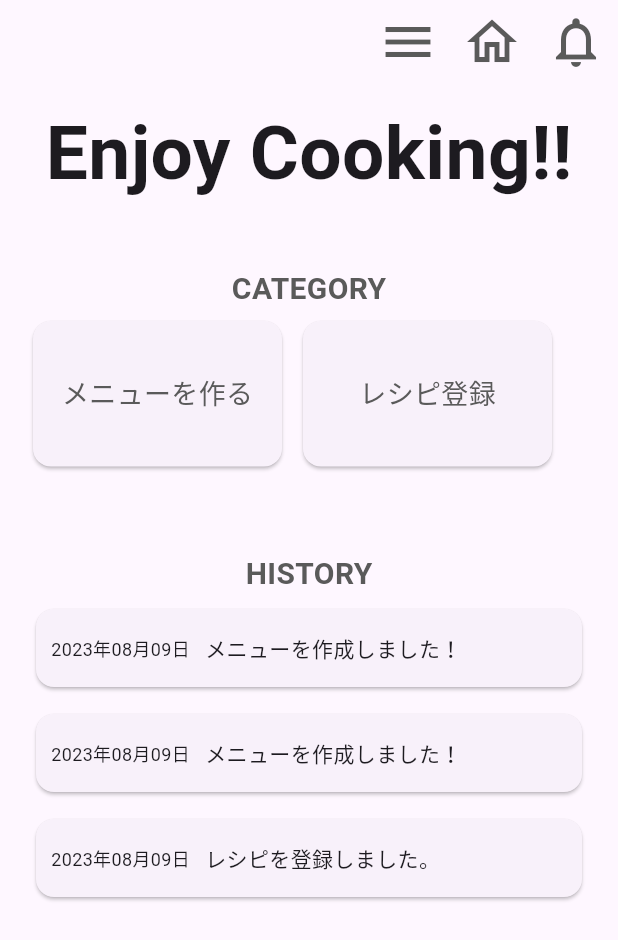
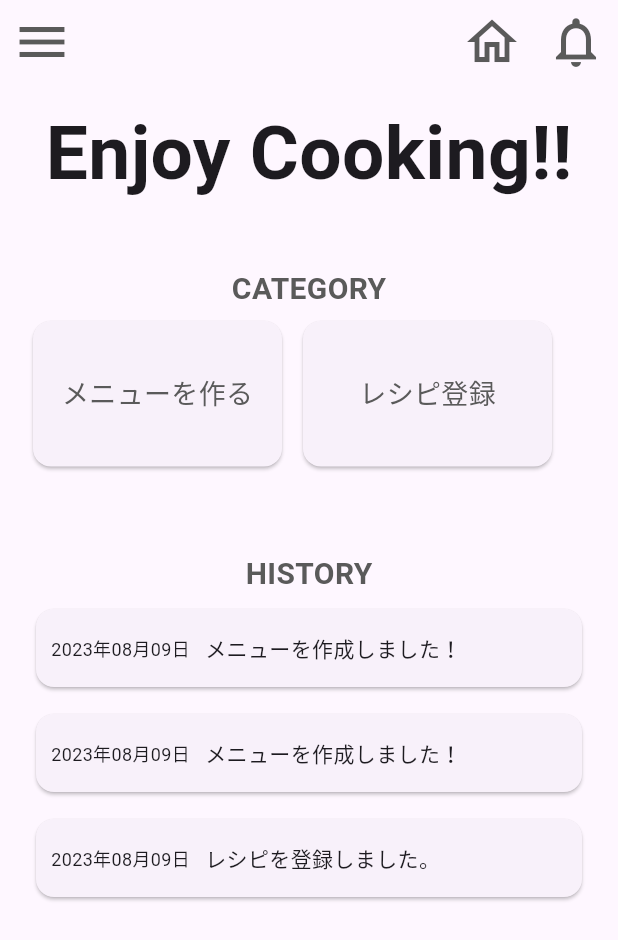
Before and after one commit to takumi3110/cook, a Flutter app: the screen it shows after launch, on a phone screen of 412 x 824 dp. Shown: the top 940 px of the screen. Run offline on Flutter 3.47's test engine with Material 2 defaults, Android fonts, the phone set to English and light mode, and no system bars.

Commit message:
update: leadingでメニューアイコンを左へ

```diff
--- a/lib/view/top_page.dart
+++ b/lib/view/top_page.dart
@@ -20,19 +20,14 @@ class _TopPageState extends State<TopPage> {
   Widget build(BuildContext context) {
     return Scaffold(
       appBar: AppBar(
-        actions: [
-          Row(
-            mainAxisAlignment: MainAxisAlignment.spaceBetween,
-            children: [
-              IconButton(
+        leading: IconButton(
             onPressed: () {},
             icon: const Icon(
               Icons.menu,
               size: 40,
               color: Color(0xff5a5a5a),
             )),
-              Row(
-                children: [
+        actions: [
           IconButton(
               onPressed: () {},
               icon: const Icon(
@@ -40,17 +35,13 @@ class _TopPageState extends State<TopPage> {
                 size: 40,
                 color: Color(0xff5a5a5a),
               )),
-                ],
-              ),
           IconButton(
               onPressed: () {},
               icon: const Icon(
                 Icons.notifications_outlined,
                 size: 40,
                 color: Color(0xff5a5a5a),
-                  ))
-            ],
-          ),
+              )),
         ],
       ),
       body: Container(
```
Lines whose indentation alone changed are shown as unchanged.
